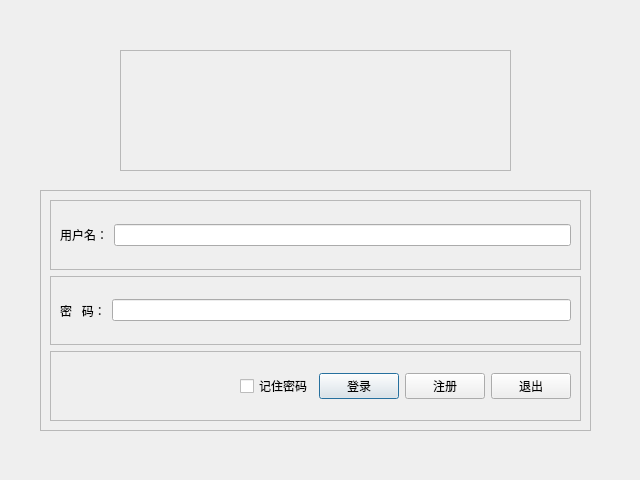
First picture: the form in dlglogin.ui, repository WangXin9736/myEditor, before the edit.
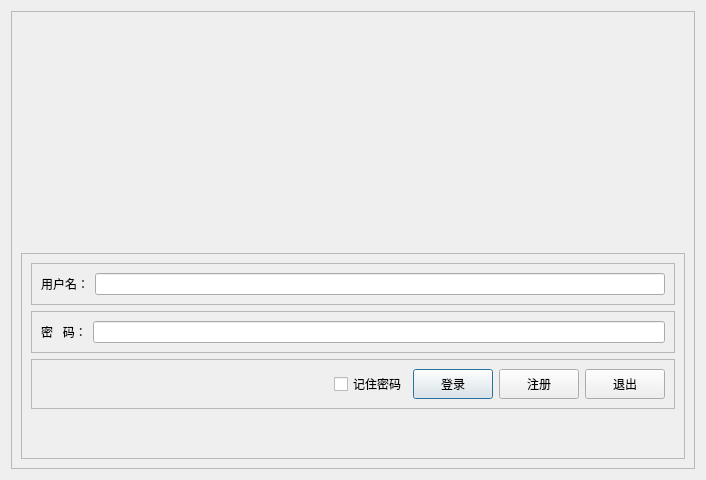
Second picture: the form after the edit. Icons and pictures are not drawn.

Diff of the .ui file:
```diff
--- a/dlglogin.ui
+++ b/dlglogin.ui
@@ -6,24 +6,58 @@
    <rect>
     <x>0</x>
     <y>0</y>
-    <width>640</width>
+    <width>706</width>
     <height>480</height>
    </rect>
   </property>
   <property name="windowTitle">
    <string>Dialog</string>
   </property>
+  <layout class="QGridLayout" name="gridLayout">
+   <item row="0" column="0">
+    <widget class="QFrame" name="frame_5">
+     <property name="frameShape">
+      <enum>QFrame::StyledPanel</enum>
+     </property>
+     <property name="frameShadow">
+      <enum>QFrame::Raised</enum>
+     </property>
+     <layout class="QVBoxLayout" name="verticalLayout_2">
+      <item>
+       <spacer name="verticalSpacer">
+        <property name="orientation">
+         <enum>Qt::Vertical</enum>
+        </property>
+        <property name="sizeHint" stdset="0">
+         <size>
+          <width>20</width>
+          <height>30</height>
+         </size>
+        </property>
+       </spacer>
+      </item>
+      <item>
   <widget class="QFrame" name="frame_logo">
-   <property name="geometry">
-    <rect>
-     <x>120</x>
-     <y>50</y>
-     <width>391</width>
-     <height>121</height>
-    </rect>
+        <property name="sizePolicy">
+         <sizepolicy hsizetype="Fixed" vsizetype="Fixed">
+          <horstretch>0</horstretch>
+          <verstretch>0</verstretch>
+         </sizepolicy>
+        </property>
+        <property name="minimumSize">
+         <size>
+          <width>660</width>
+          <height>120</height>
+         </size>
+        </property>
+        <property name="maximumSize">
+         <size>
+          <width>660</width>
+          <height>120</height>
+         </size>
    </property>
    <property name="frameShape">
-    <enum>QFrame::StyledPanel</enum>
+         <enum>QFrame::NoFrame</enum>
    </property>
    <property name="frameShadow">
     <enum>QFrame::Raised</enum>
@@ -31,6 +65,27 @@
    <layout class="QHBoxLayout" name="horizontalLayout_4">
     <item>
      <widget class="QLabel" name="label_Logo">
+           <property name="sizePolicy">
+            <sizepolicy hsizetype="Fixed" vsizetype="Fixed">
+             <horstretch>0</horstretch>
+             <verstretch>0</verstretch>
+            </sizepolicy>
+           </property>
+           <property name="minimumSize">
+            <size>
+             <width>400</width>
+             <height>100</height>
+            </size>
+           </property>
+           <property name="maximumSize">
+            <size>
+             <width>400</width>
+             <height>100</height>
+            </size>
+           </property>
+           <property name="styleSheet">
+            <string notr="true"/>
+           </property>
       <property name="text">
        <string/>
       </property>
@@ -40,19 +95,29 @@
       <property name="scaledContents">
        <bool>true</bool>
       </property>
+           <property name="margin">
+            <number>0</number>
+           </property>
      </widget>
     </item>
    </layout>
   </widget>
+      </item>
+      <item>
+       <spacer name="verticalSpacer_2">
+        <property name="orientation">
+         <enum>Qt::Vertical</enum>
+        </property>
+        <property name="sizeHint" stdset="0">
+         <size>
+          <width>20</width>
+          <height>30</height>
+         </size>
+        </property>
+       </spacer>
+      </item>
+      <item>
   <widget class="QFrame" name="frame_4">
-   <property name="geometry">
-    <rect>
-     <x>40</x>
-     <y>190</y>
-     <width>551</width>
-     <height>241</height>
-    </rect>
-   </property>
    <property name="frameShape">
     <enum>QFrame::StyledPanel</enum>
    </property>
@@ -145,6 +210,33 @@
        </item>
        <item>
         <widget class="QPushButton" name="btnLogin">
+              <property name="sizePolicy">
+               <sizepolicy hsizetype="Fixed" vsizetype="Fixed">
+                <horstretch>0</horstretch>
+                <verstretch>0</verstretch>
+               </sizepolicy>
+              </property>
+              <property name="minimumSize">
+               <size>
+                <width>80</width>
+                <height>30</height>
+               </size>
+              </property>
+              <property name="maximumSize">
+               <size>
+                <width>80</width>
+                <height>30</height>
+               </size>
+              </property>
+              <property name="baseSize">
+               <size>
+                <width>0</width>
+                <height>0</height>
+               </size>
+              </property>
+              <property name="styleSheet">
+               <string notr="true"/>
+              </property>
          <property name="text">
           <string>登录</string>
          </property>
@@ -152,6 +244,18 @@
        </item>
        <item>
         <widget class="QPushButton" name="btnRegister">
+              <property name="minimumSize">
+               <size>
+                <width>80</width>
+                <height>30</height>
+               </size>
+              </property>
+              <property name="maximumSize">
+               <size>
+                <width>80</width>
+                <height>30</height>
+               </size>
+              </property>
          <property name="text">
           <string>注册</string>
          </property>
@@ -159,6 +263,18 @@
        </item>
        <item>
         <widget class="QPushButton" name="btnExit">
+              <property name="minimumSize">
+               <size>
+                <width>80</width>
+                <height>30</height>
+               </size>
+              </property>
+              <property name="maximumSize">
+               <size>
+                <width>80</width>
+                <height>30</height>
+               </size>
+              </property>
          <property name="text">
           <string>退出</string>
          </property>
@@ -167,8 +283,26 @@
       </layout>
      </widget>
     </item>
-   </layout>
-  </widget>
+         <item>
+          <spacer name="verticalSpacer_3">
+           <property name="orientation">
+            <enum>Qt::Vertical</enum>
+           </property>
+           <property name="sizeHint" stdset="0">
+            <size>
+             <width>20</width>
+             <height>40</height>
+            </size>
+           </property>
+          </spacer>
+         </item>
+        </layout>
+       </widget>
+      </item>
+     </layout>
+    </widget>
+   </item>
+  </layout>
  </widget>
  <resources>
   <include location="rescource.qrc"/>
```
Lines whose indentation alone changed are shown as unchanged.
